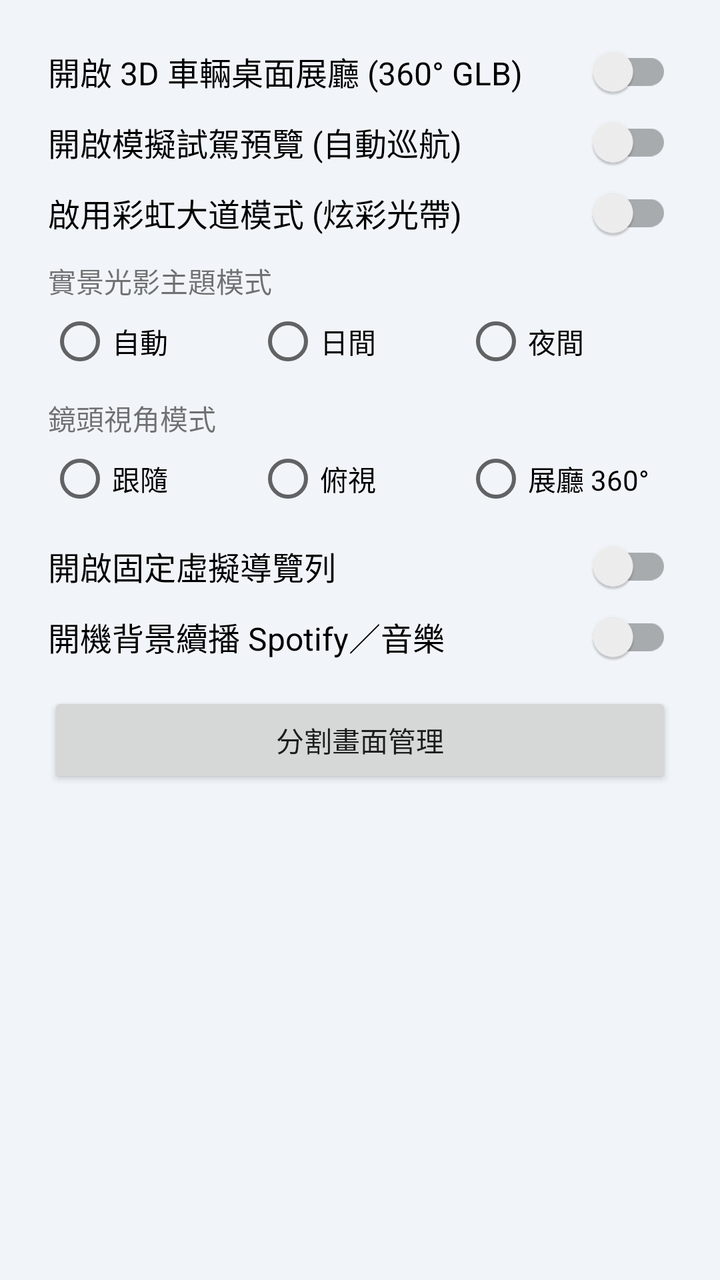
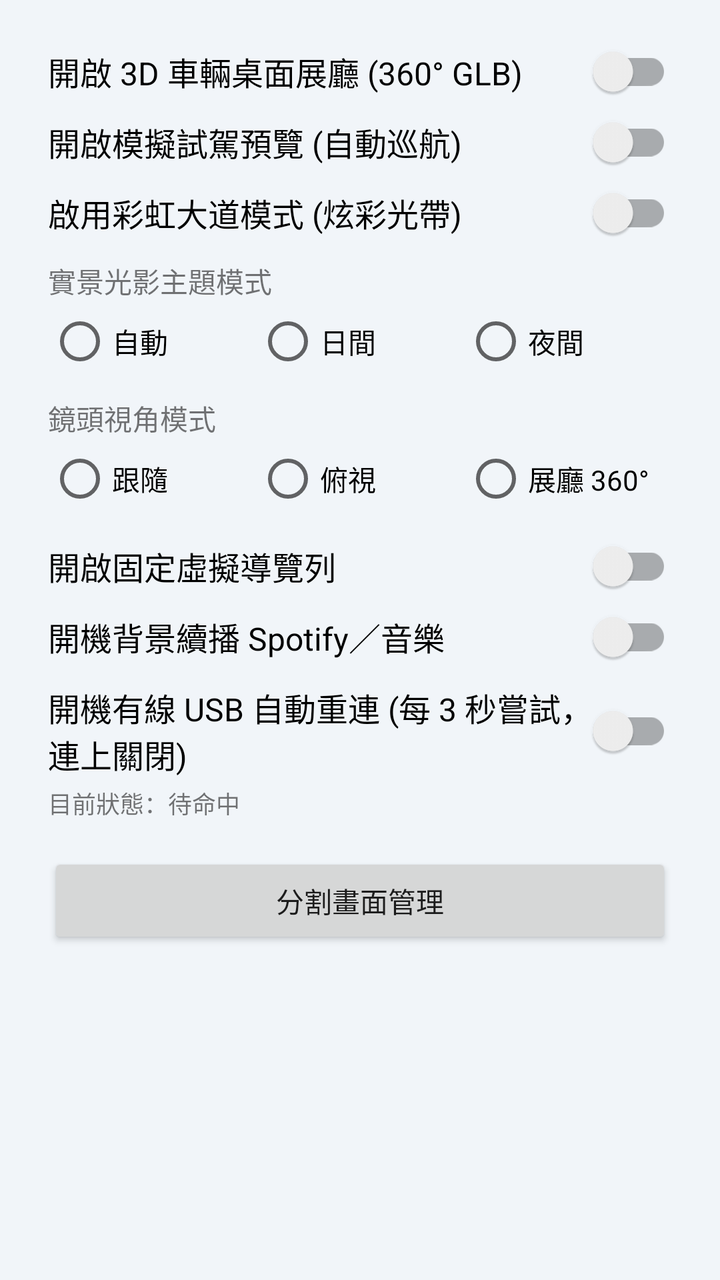

Before-and-after screenshots of an Android layout around one commit, followed by the original layout XML and the change that was made.
<!-- AndroidManifest.xml: application theme Theme.Launcher -->
<!-- res/layout/dialog_system.xml -->
<?xml version="1.0" encoding="utf-8"?>
<LinearLayout xmlns:android="http://schemas.android.com/apk/res/android"
    android:layout_width="match_parent"
    android:layout_height="wrap_content"
    android:orientation="vertical"
    android:padding="24dp">

    <androidx.appcompat.widget.SwitchCompat
        android:id="@+id/swCar3D"
        android:layout_width="match_parent"
        android:layout_height="wrap_content"
        android:text="開啟 3D 車輛桌面展廳 (360° GLB)"
        android:textSize="16sp"
        android:paddingBottom="12dp"/>

    <androidx.appcompat.widget.SwitchCompat
        android:id="@+id/swDemoDrive"
        android:layout_width="match_parent"
        android:layout_height="wrap_content"
        android:text="開啟模擬試駕預覽 (自動巡航)"
        android:textSize="16sp"
        android:paddingBottom="12dp"/>

    <androidx.appcompat.widget.SwitchCompat
        android:id="@+id/swRainbowRoad"
        android:layout_width="match_parent"
        android:layout_height="wrap_content"
        android:text="啟用彩虹大道模式 (炫彩光帶)"
        android:textSize="16sp"
        android:paddingBottom="12dp"/>

    <TextView
        android:layout_width="match_parent"
        android:layout_height="wrap_content"
        android:text="實景光影主題模式"
        android:textSize="14sp"
        android:paddingBottom="4dp"/>

    <RadioGroup
        android:id="@+id/rgThemeMode"
        android:layout_width="match_parent"
        android:layout_height="wrap_content"
        android:orientation="horizontal"
        android:paddingBottom="12dp">
        <RadioButton
            android:id="@+id/rbThemeAuto"
            android:layout_width="0dp"
            android:layout_height="wrap_content"
            android:layout_weight="1"
            android:text="自動"/>
        <RadioButton
            android:id="@+id/rbThemeDay"
            android:layout_width="0dp"
            android:layout_height="wrap_content"
            android:layout_weight="1"
            android:text="日間"/>
        <RadioButton
            android:id="@+id/rbThemeNight"
            android:layout_width="0dp"
            android:layout_height="wrap_content"
            android:layout_weight="1"
            android:text="夜間"/>
    </RadioGroup>

    <TextView
        android:layout_width="match_parent"
        android:layout_height="wrap_content"
        android:text="鏡頭視角模式"
        android:textSize="14sp"
        android:paddingBottom="4dp"/>

    <RadioGroup
        android:id="@+id/rgCameraMode"
        android:layout_width="match_parent"
        android:layout_height="wrap_content"
        android:orientation="horizontal"
        android:paddingBottom="16dp">
        <RadioButton
            android:id="@+id/rbCamFollow"
            android:layout_width="0dp"
            android:layout_height="wrap_content"
            android:layout_weight="1"
            android:text="跟隨"/>
        <RadioButton
            android:id="@+id/rbCamTop"
            android:layout_width="0dp"
            android:layout_height="wrap_content"
            android:layout_weight="1"
            android:text="俯視"/>
        <RadioButton
            android:id="@+id/rbCamShowroom"
            android:layout_width="0dp"
            android:layout_height="wrap_content"
            android:layout_weight="1"
            android:text="展廳 360°"/>
    </RadioGroup>

    <androidx.appcompat.widget.SwitchCompat
        android:id="@+id/swNavBar"
        android:layout_width="match_parent"
        android:layout_height="wrap_content"
        android:text="開啟固定虛擬導覽列"
        android:textSize="16sp"
        android:paddingBottom="12dp"/>

    <androidx.appcompat.widget.SwitchCompat
        android:id="@+id/swAutoResumeSpotify"
        android:layout_width="match_parent"
        android:layout_height="wrap_content"
        android:text="開機背景續播 Spotify／音樂"
        android:textSize="16sp"
        android:paddingBottom="16dp"/>

    <Button
        android:id="@+id/btnSplitManager"
        android:layout_width="match_parent"
        android:layout_height="wrap_content"
        android:text="分割畫面管理"/>

</LinearLayout>
<!-- resources referenced by this layout -->
<resources>
  <style name="Theme.Launcher" parent="Theme.AppCompat.DayNight.NoActionBar">
          <item name="android:windowBackground">@color/bg</item>
          <item name="android:statusBarColor">@color/bg</item>
          <item name="android:navigationBarColor">@color/bg</item>
          <item name="colorAccent">@color/accent</item>
      </style>
  <color name="bg">#F1F5F9</color>
  <color name="accent">#059669</color>
</resources>

<!-- the commit's change to res/layout/dialog_system.xml (unified diff, before → after) -->
@@ -109,6 +109,22 @@
         android:layout_height="wrap_content"
         android:text="開機背景續播 Spotify／音樂"
         android:textSize="16sp"
+        android:paddingBottom="12dp"/>
+
+    <androidx.appcompat.widget.SwitchCompat
+        android:id="@+id/swAutoUsbReconnect"
+        android:layout_width="match_parent"
+        android:layout_height="wrap_content"
+        android:text="開機有線 USB 自動重連 (每 3 秒嘗試，連上關閉)"
+        android:textSize="16sp"
+        android:paddingBottom="4dp"/>
+
+    <TextView
+        android:id="@+id/tvUsbStatus"
+        android:layout_width="match_parent"
+        android:layout_height="wrap_content"
+        android:text="目前狀態：待命中"
+        android:textSize="12sp"
         android:paddingBottom="16dp"/>
 
     <Button
